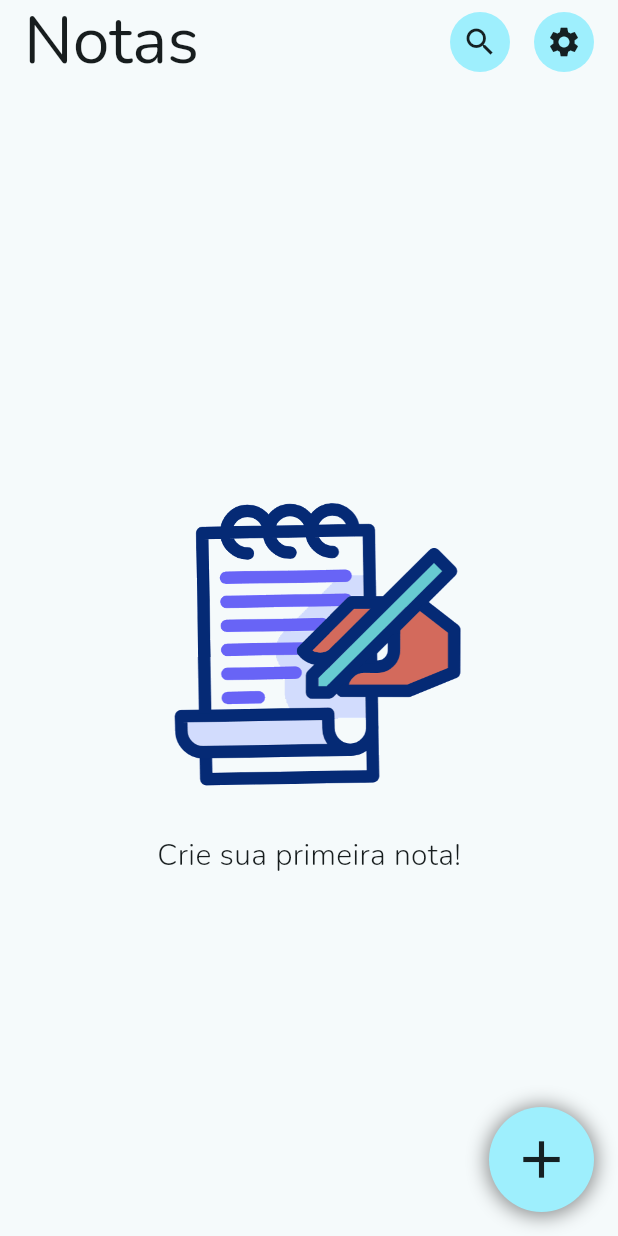
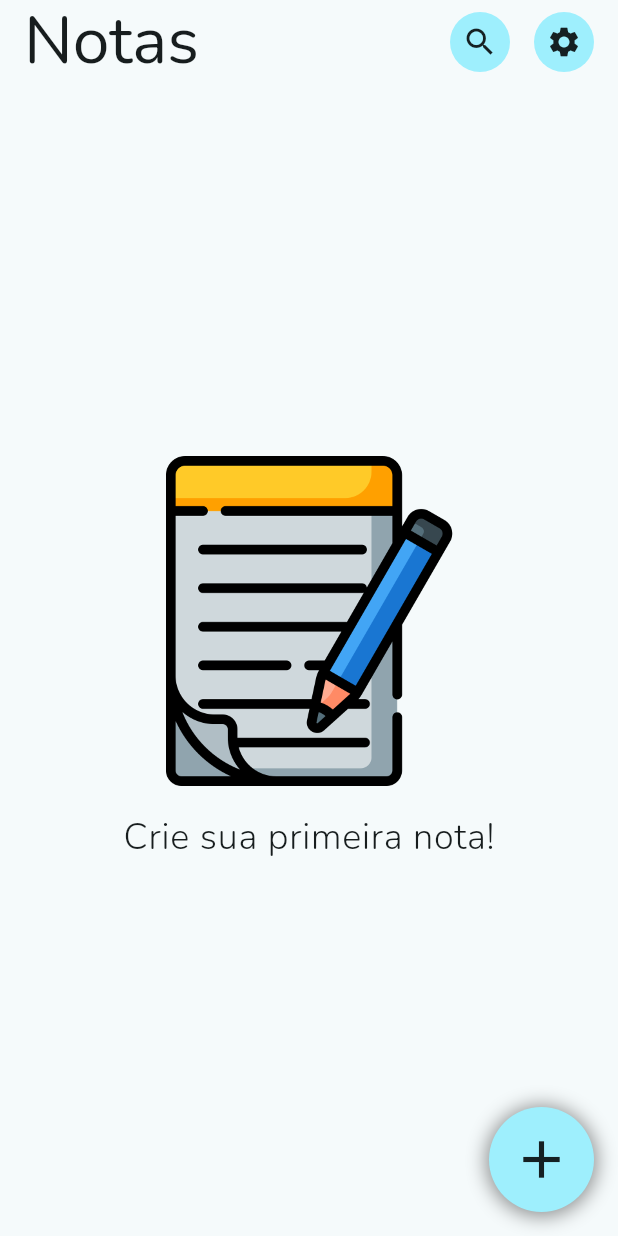
Before and after one commit to Matheus-Rezende/keep_notes_app, a Flutter app: the screen it shows after launch, on a phone screen of 412 x 824 dp. Run offline on Flutter 3.47's test engine with Material 3 defaults, Android fonts, the phone set to English and light mode, and no system bars; our stand-ins replace drift, flutter_mobx, flutter_modular, mobx, shared_preferences; missing offline and left inert: flutter_quill; accounts and stored records are empty; generated files the repository leaves out were written again.

Commit message:
fix: Correções gerais

```diff
--- a/lib/app/modules/notes/presentation/pages/note_editor_page.dart
+++ b/lib/app/modules/notes/presentation/pages/note_editor_page.dart
@@ -45,7 +45,7 @@ class _NoteEditorPageState extends State<NoteEditorPage> {
       appBar: CustomAppBarWidget(
         widget: SafeArea(
           child: Padding(
-            padding: const EdgeInsets.symmetric(horizontal: 16.0),
+            padding: const EdgeInsets.symmetric(horizontal: 16.0, vertical: 8.0),
             child: Row(
               mainAxisAlignment: MainAxisAlignment.spaceBetween,
               children: [
--- a/lib/app/modules/notes/presentation/pages/notes_page.dart
+++ b/lib/app/modules/notes/presentation/pages/notes_page.dart
@@ -72,15 +72,16 @@ class _NotesPageState extends State<NotesPage> {
             return Center(
               child: Column(
                 mainAxisAlignment: MainAxisAlignment.center,
+                spacing: 16.0,
                 children: [
                   Image.asset(
-                    'assets/animations/gif/writing.gif',
+                    'assets/images/png/empty_notes.png',
                     filterQuality: FilterQuality.high,
-                    height: 260.0,
+                    height: 220.0,
                   ),
                   Text(
                     'Crie sua primeira nota!',
-                    style: theme.textTheme.bodyMedium!.copyWith(fontWeight: FontWeight.w300),
+                    style: theme.textTheme.bodyLarge!.copyWith(fontWeight: FontWeight.w300),
                   ),
                 ],
               ),
--- a/lib/app/modules/settings/presentation/pages/settings_page.dart
+++ b/lib/app/modules/settings/presentation/pages/settings_page.dart
@@ -59,7 +59,6 @@ class SettingsPage extends StatelessWidget {
                     Switch.adaptive(
                       value: !themeStore.isLight,
                       onChanged: (value) {
-                        themeColorStore.colorThemeState = themeColorStore.colorThemeState.colorDefaultTheme();
                         themeStore.changeTheme();
                       },
                     ),
--- a/pubspec.yaml
+++ b/pubspec.yaml
@@ -34,7 +34,6 @@ flutter:
   uses-material-design: true
 
   assets:
-      - assets/images/svg/
       - assets/images/png/
       - assets/animations/gif/
 
```
Also changed, not shown: lib/app/modules/core/data/models/note_model.dart (deleted, +0 -43 lines), assets/images/png/empty_notes.png.
